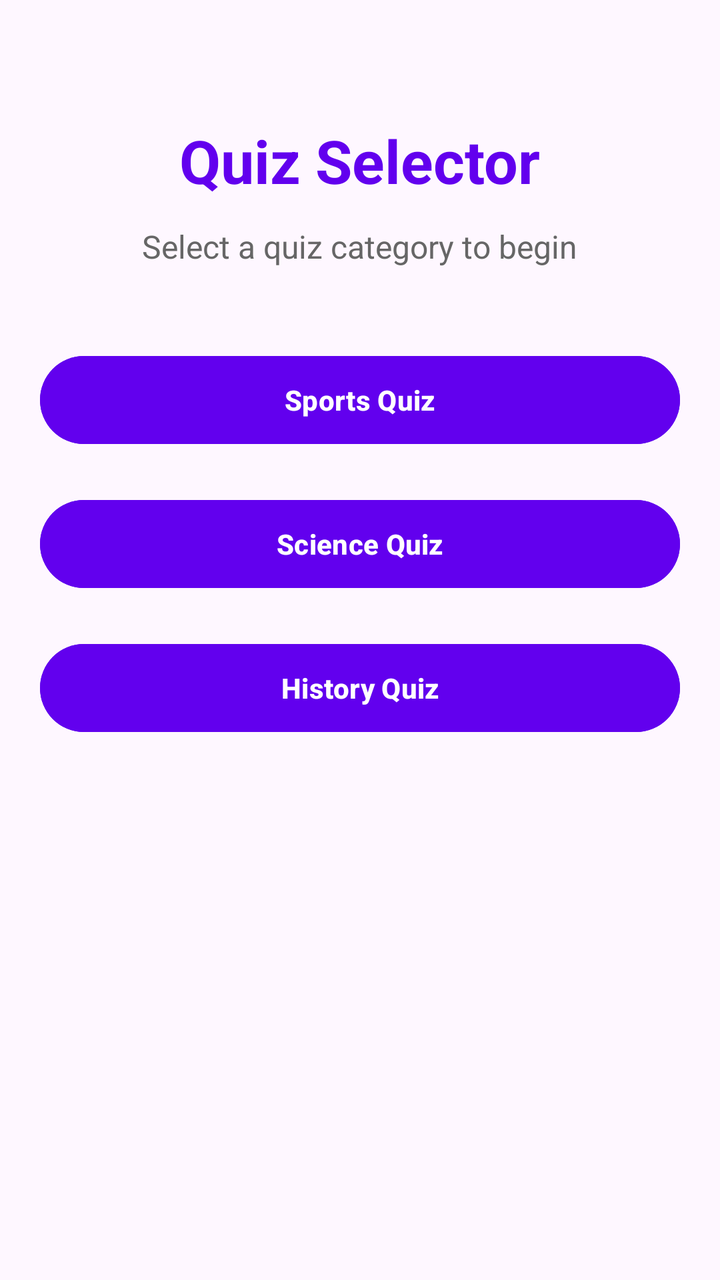
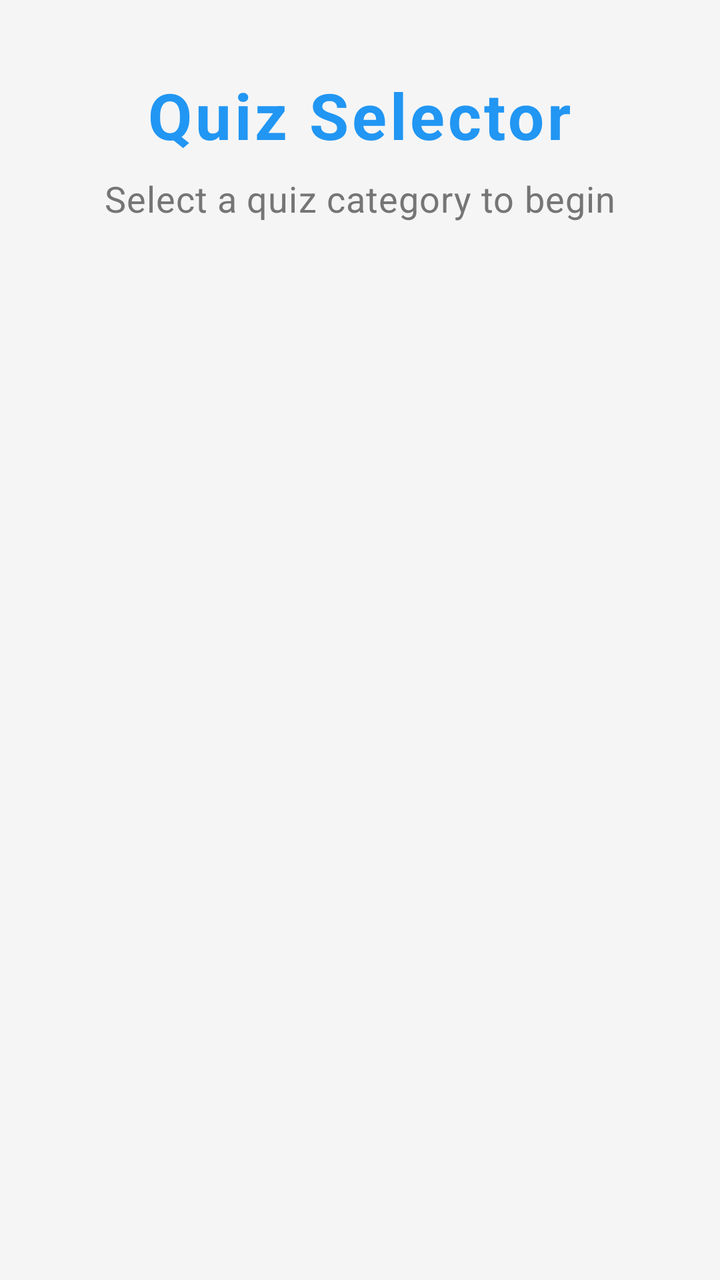

Compare the two renders of this Android layout. The source of the first and the diff that turns it into the second are given below.
<!-- AndroidManifest.xml: application theme Theme.QnA -->
<!-- res/layout/activity_quiz_selector.xml -->
<?xml version="1.0" encoding="utf-8"?>
<RelativeLayout xmlns:android="http://schemas.android.com/apk/res/android"
    xmlns:app="http://schemas.android.com/apk/res-auto"
    xmlns:tools="http://schemas.android.com/tools"
    android:id="@+id/main"
    android:layout_width="match_parent"
    android:layout_height="match_parent"
    tools:context=".QuizSelectorActivity"
    android:padding="20dp">


    
    <TextView
        android:id="@+id/tvHeading"
        android:layout_width="wrap_content"
        android:layout_height="wrap_content"
        android:text="Quiz Selector"
        android:textSize="30sp"
        android:textStyle="bold"
        android:textColor="@color/primaryColor"
        android:layout_centerHorizontal="true"
        android:layout_marginTop="40dp"/>

    
    <TextView
        android:id="@+id/tvSubHeading"
        android:layout_width="wrap_content"
        android:layout_height="wrap_content"
        android:text="Select a quiz category to begin"
        android:textSize="16sp"
        android:textColor="@color/textSecondary"
        android:layout_below="@id/tvHeading"
        android:layout_centerHorizontal="true"
        android:layout_marginTop="12dp" />

    
    <Button
        android:id="@+id/btnSports"
        android:layout_width="match_parent"
        android:layout_height="52dp"
        android:text="Sports Quiz"
        android:textStyle="bold"
        android:textColor="@color/white"
        android:backgroundTint="@color/primaryColor"
        android:layout_below="@id/tvSubHeading"
        android:layout_marginTop="40dp" />

    
    <Button
        android:id="@+id/btnScience"
        android:layout_width="match_parent"
        android:layout_height="52dp"
        android:text="Science Quiz"
        android:textStyle="bold"
        android:textColor="@color/white"
        android:backgroundTint="@color/primaryColor"
        android:layout_below="@id/btnSports"
        android:layout_marginTop="20dp" />

    
    <Button
        android:id="@+id/btnHistory"
        android:layout_width="match_parent"
        android:layout_height="52dp"
        android:text="History Quiz"
        android:textStyle="bold"
        android:textColor="@color/white"
        android:backgroundTint="@color/primaryColor"
        android:layout_below="@id/btnScience"
        android:layout_marginTop="20dp" />

</RelativeLayout>
<!-- resources referenced by this layout -->
<resources>
  <color name="primaryColor">#6200EE</color>
  <color name="textSecondary">#666666</color>
  <color name="white">#FFFFFFFF</color>
  <style name="Theme.QnA" parent="Base.Theme.QnA" />
  <style name="Base.Theme.QnA" parent="Theme.Material3.DayNight.NoActionBar">
          
          
      </style>
</resources>

<!-- the commit's change to res/layout/activity_quiz_selector.xml (unified diff, before → after) -->
@@ -1,13 +1,12 @@
 <?xml version="1.0" encoding="utf-8"?>
 <RelativeLayout xmlns:android="http://schemas.android.com/apk/res/android"
-    xmlns:app="http://schemas.android.com/apk/res-auto"
     xmlns:tools="http://schemas.android.com/tools"
     android:id="@+id/main"
     android:layout_width="match_parent"
     android:layout_height="match_parent"
-    tools:context=".QuizSelectorActivity"
-    android:padding="20dp">
-
+    android:padding="20dp"
+    android:background="@color/backgroundColor"
+    tools:context=".QuizSelectorActivity">
 
     
     <TextView
@@ -15,11 +14,12 @@
         android:layout_width="wrap_content"
         android:layout_height="wrap_content"
         android:text="Quiz Selector"
-        android:textSize="30sp"
+        android:textSize="32sp"
         android:textStyle="bold"
         android:textColor="@color/primaryColor"
         android:layout_centerHorizontal="true"
-        android:layout_marginTop="40dp"/>
+        android:layout_marginTop="16dp"
+        android:letterSpacing="0.05" />
 
     
     <TextView
@@ -27,46 +27,45 @@
         android:layout_width="wrap_content"
         android:layout_height="wrap_content"
         android:text="Select a quiz category to begin"
-        android:textSize="16sp"
+        android:textSize="18sp"
         android:textColor="@color/textSecondary"
         android:layout_below="@id/tvHeading"
         android:layout_centerHorizontal="true"
-        android:layout_marginTop="12dp" />
+        android:layout_marginTop="8dp"
+        android:letterSpacing="0.02" />
 
     
-    <Button
-        android:id="@+id/btnSports"
-        android:layout_width="match_parent"
-        android:layout_height="52dp"
-        android:text="Sports Quiz"
-        android:textStyle="bold"
-        android:textColor="@color/white"
-        android:backgroundTint="@color/primaryColor"
-        android:layout_below="@id/tvSubHeading"
-        android:layout_marginTop="40dp" />
+    <ProgressBar
+        android:id="@+id/progressBar"
+        style="?android:attr/progressBarStyleLarge"
+        android:layout_width="wrap_content"
+        android:layout_height="wrap_content"
+        android:visibility="gone"
+        android:layout_centerInParent="true" />
 
     
-    <Button
-        android:id="@+id/btnScience"
+    <ScrollView
+        android:id="@+id/scrollView"
         android:layout_width="match_parent"
-        android:layout_height="52dp"
-        android:text="Science Quiz"
-        android:textStyle="bold"
-        android:textColor="@color/white"
-        android:backgroundTint="@color/primaryColor"
-        android:layout_below="@id/btnSports"
-        android:layout_marginTop="20dp" />
+        android:layout_height="match_parent"
+        android:layout_below="@id/tvSubHeading"
+        android:layout_marginTop="20dp"
+        android:layout_above="@+id/bottomSpacer"
+        android:fillViewport="true">
+
+        <LinearLayout
+            android:id="@+id/layoutQuizzes"
+            android:orientation="vertical"
+            android:layout_width="match_parent"
+            android:layout_height="wrap_content"
+            android:paddingBottom="16dp" />
+    </ScrollView>
 
     
-    <Button
-        android:id="@+id/btnHistory"
+    <View
+        android:id="@+id/bottomSpacer"
         android:layout_width="match_parent"
-        android:layout_height="52dp"
-        android:text="History Quiz"
-        android:textStyle="bold"
-        android:textColor="@color/white"
-        android:backgroundTint="@color/primaryColor"
-        android:layout_below="@id/btnScience"
-        android:layout_marginTop="20dp" />
+        android:layout_height="16dp"
+        android:layout_alignParentBottom="true" />
 
 </RelativeLayout>
<!-- resource entries referenced after the edit -->
@@ -1,8 +1,8 @@
 <!-- resources referenced by this layout -->
 <resources>
-  <color name="primaryColor">#6200EE</color>
-  <color name="textSecondary">#666666</color>
-  <color name="white">#FFFFFFFF</color>
+  <color name="backgroundColor">#F5F5F5</color>
+  <color name="primaryColor">#2196F3</color>
+  <color name="textSecondary">#757575</color>
   <style name="Theme.QnA" parent="Base.Theme.QnA" />
   <style name="Base.Theme.QnA" parent="Theme.Material3.DayNight.NoActionBar">
           
